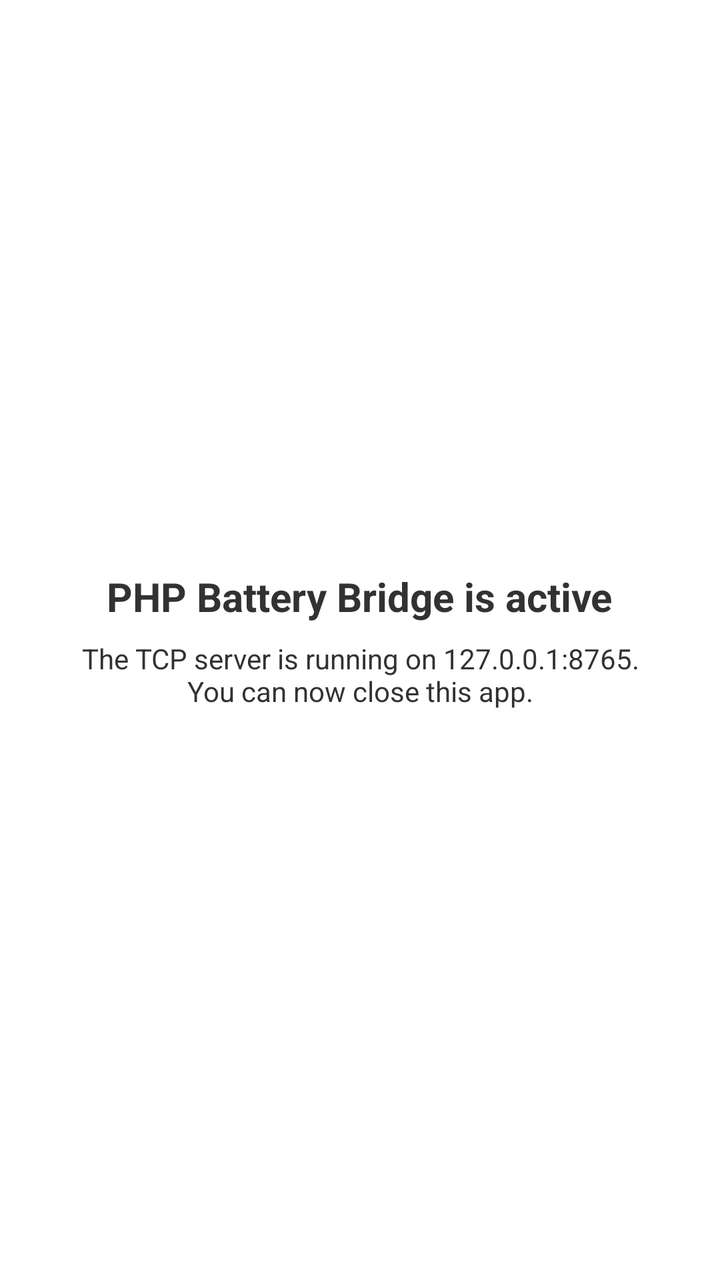
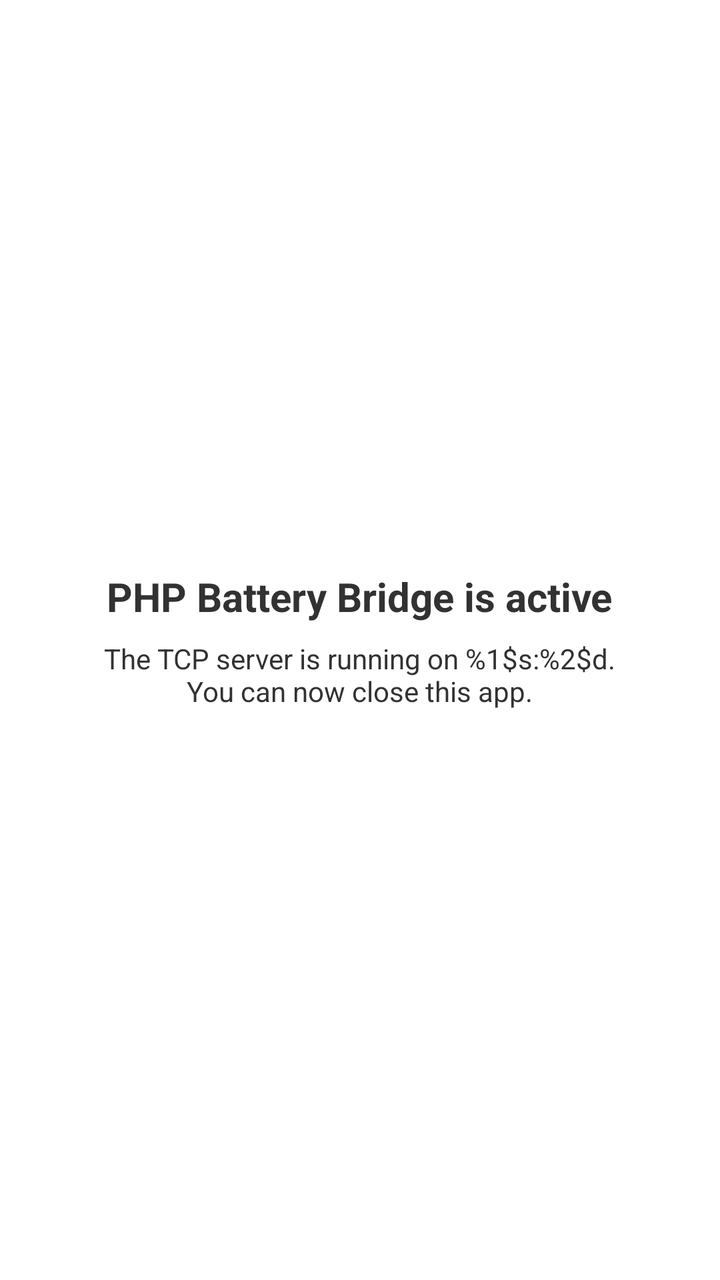

Before-and-after screenshots of an Android layout around one commit, followed by the original layout XML and the change that was made.
<!-- AndroidManifest.xml: application theme android:Theme.Holo.Light.DarkActionBar -->
<!-- res/layout/activity_main.xml -->
<?xml version="1.0" encoding="utf-8"?>
<LinearLayout xmlns:android="http://schemas.android.com/apk/res/android"
    android:layout_width="match_parent"
    android:layout_height="match_parent"
    android:gravity="center"
    android:orientation="vertical"
    android:padding="16dp">

    <TextView
        android:id="@+id/tvTitle"
        android:layout_width="wrap_content"
        android:layout_height="wrap_content"
        android:text="PHP Battery Bridge is active"
        android:textSize="20sp"
        android:textStyle="bold" />

    <TextView
        android:id="@+id/tvInfo"
        android:layout_width="wrap_content"
        android:layout_height="wrap_content"
        android:layout_marginTop="8dp"
        android:gravity="center"
        android:text="The TCP server is running on 127.0.0.1:8765.\nYou can now close this app."
        android:textSize="14sp" />

</LinearLayout>
<!-- resources referenced by this layout -->
<resources>

</resources>

<!-- the commit's change to res/layout/activity_main.xml (unified diff, before → after) -->
@@ -10,7 +10,7 @@
         android:id="@+id/tvTitle"
         android:layout_width="wrap_content"
         android:layout_height="wrap_content"
-        android:text="PHP Battery Bridge is active"
+        android:text="@string/main_title_active"
         android:textSize="20sp"
         android:textStyle="bold" />
 
@@ -20,7 +20,7 @@
         android:layout_height="wrap_content"
         android:layout_marginTop="8dp"
         android:gravity="center"
-        android:text="The TCP server is running on 127.0.0.1:8765.\nYou can now close this app."
+        android:text="@string/main_info_server"
         android:textSize="14sp" />
 
 </LinearLayout>
<!-- resource entries referenced after the edit -->
@@ -1,5 +1,6 @@
 <!-- resources referenced by this layout -->
 <resources>
-
+  <string name="main_info_server">The TCP server is running on %1$s:%2$d.\nYou can now close this app.</string>
+  <string name="main_title_active">PHP Battery Bridge is active</string>
 </resources>
 
